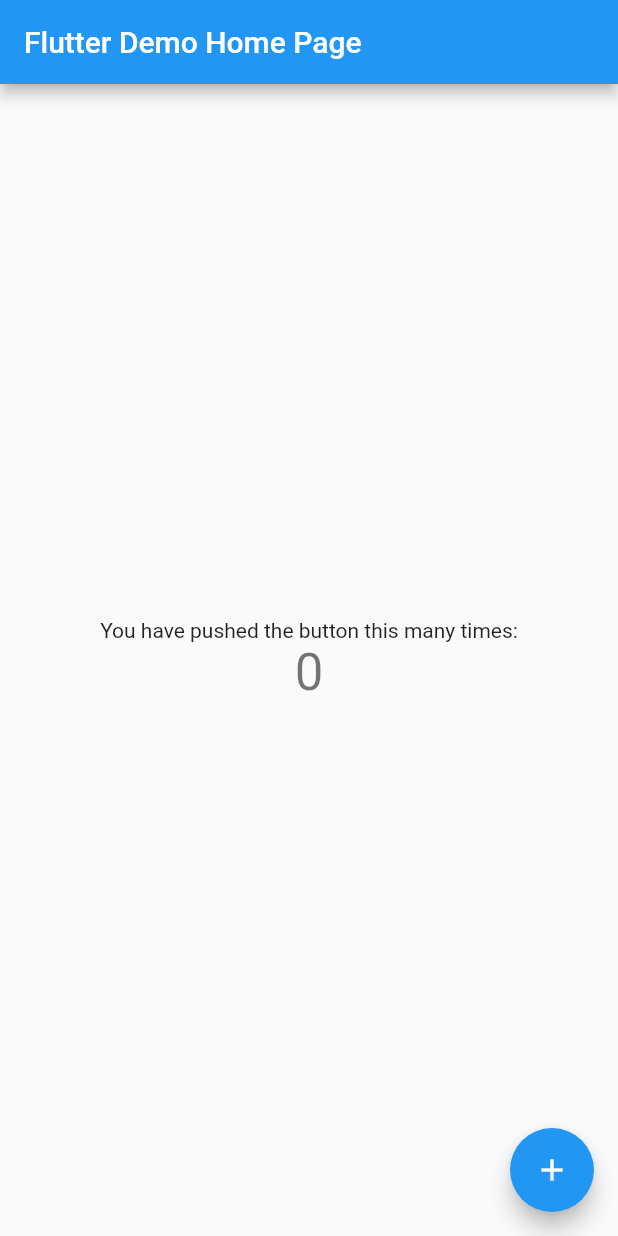
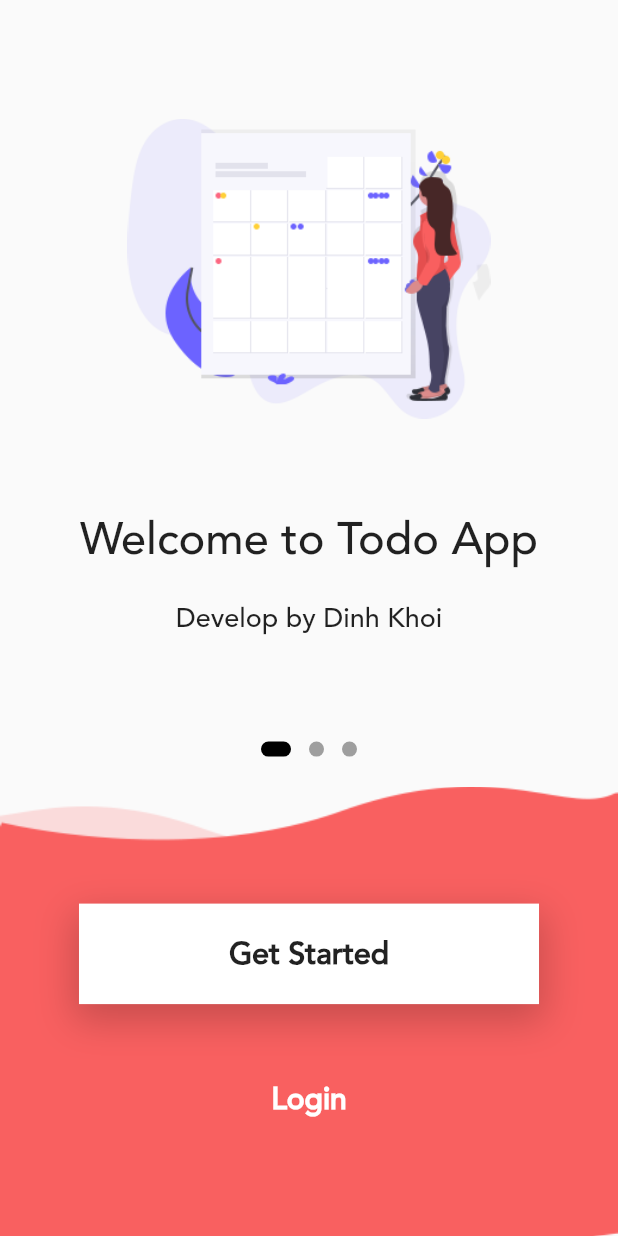
Before and after one commit to dinhKhoi-noob/FlutterTodoApp, a Flutter app: the screen it shows after launch, on a phone screen of 412 x 824 dp. Run offline on Flutter 3.47's test engine with Material 2 defaults, Android fonts, the phone set to English and light mode, and no system bars.

Commit message:
Completed building onboarding section

```diff
--- /dev/null
+++ b/lib/login_page.dart
@@ -0,0 +1,33 @@
+import 'package:flutter/material.dart';
+
+class LoginPage extends StatelessWidget {
+  const LoginPage({Key? key}) : super(key: key);
+
+  @override
+  Widget build(BuildContext context) {
+    return MaterialApp(
+      home: LoginPageState()
+
+    );
+  }
+}
+
+class LoginPageState extends StatefulWidget {
+  const LoginPageState({Key? key}) : super(key: key);
+
+  @override
+  State<LoginPageState> createState() {
+    return _LoginPageState();
+  }
+}
+
+class _LoginPageState extends State<LoginPageState> {
+  @override
+  Widget build(BuildContext context) {
+    return Scaffold(
+      body: Center(
+        child: Text("Hello world"),
+      ),
+    );
+  }
+}
--- a/lib/main.dart
+++ b/lib/main.dart
@@ -1,4 +1,6 @@
+import 'dart:async';
 import 'package:flutter/material.dart';
+import './onboarding.dart';
 
 void main() {
   runApp(const MyApp());
@@ -10,37 +12,15 @@ class MyApp extends StatelessWidget {
   // This widget is the root of your application.
   @override
   Widget build(BuildContext context) {
-    return MaterialApp(
-      title: 'Flutter Demo',
-      theme: ThemeData(
-        // This is the theme of your application.
-        //
-        // Try running your application with "flutter run". You'll see the
-        // application has a blue toolbar. Then, without quitting the app, try
-        // changing the primarySwatch below to Colors.green and then invoke
-        // "hot reload" (press "r" in the console where you ran "flutter run",
-        // or simply save your changes to "hot reload" in a Flutter IDE).
-        // Notice that the counter didn't reset back to zero; the application
-        // is not restarted.
-        primarySwatch: Colors.blue,
-      ),
-      home: const MyHomePage(title: 'Flutter Demo Home Page'),
+    return const MaterialApp(
+      debugShowCheckedModeBanner: false,
+      home: MyHomePage(title: 'Flutter Demo Home Page'),
     );
   }
 }
 
 class MyHomePage extends StatefulWidget {
   const MyHomePage({Key? key, required this.title}) : super(key: key);
-
-  // This widget is the home page of your application. It is stateful, meaning
-  // that it has a State object (defined below) that contains fields that affect
-  // how it looks.
-
-  // This class is the configuration for the state. It holds the values (in this
-  // case the title) provided by the parent (in this case the App widget) and
-  // used by the build method of the State. Fields in a Widget subclass are
-  // always marked "final".
-
   final String title;
 
   @override
@@ -48,68 +28,26 @@ class MyHomePage extends StatefulWidget {
 }
 
 class _MyHomePageState extends State<MyHomePage> {
-  int _counter = 0;
+  void _openOnboard() {
+    Navigator.push(context, MaterialPageRoute(builder: (context) {
+      return Onboarding();
+    }));
+  }
 
-  void _incrementCounter() {
-    setState(() {
-      // This call to setState tells the Flutter framework that something has
-      // changed in this State, which causes it to rerun the build method below
-      // so that the display can reflect the updated values. If we changed
-      // _counter without calling setState(), then the build method would not be
-      // called again, and so nothing would appear to happen.
-      _counter++;
-    });
+  @override
+  void initState() {
+    Timer(const Duration(seconds: 3), _openOnboard);
+    super.initState();
   }
 
   @override
   Widget build(BuildContext context) {
-    // This method is rerun every time setState is called, for instance as done
-    // by the _incrementCounter method above.
-    //
-    // The Flutter framework has been optimized to make rerunning build methods
-    // fast, so that you can just rebuild anything that needs updating rather
-    // than having to individually change instances of widgets.
     return Scaffold(
-      appBar: AppBar(
-        // Here we take the value from the MyHomePage object that was created by
-        // the App.build method, and use it to set our appbar title.
-        title: Text(widget.title),
-      ),
       body: Center(
-        // Center is a layout widget. It takes a single child and positions it
-        // in the middle of the parent.
-        child: Column(
-          // Column is also a layout widget. It takes a list of children and
-          // arranges them vertically. By default, it sizes itself to fit its
-          // children horizontally, and tries to be as tall as its parent.
-          //
-          // Invoke "debug painting" (press "p" in the console, choose the
-          // "Toggle Debug Paint" action from the Flutter Inspector in Android
-          // Studio, or the "Toggle Debug Paint" command in Visual Studio Code)
-          // to see the wireframe for each widget.
-          //
-          // Column has various properties to control how it sizes itself and
-          // how it positions its children. Here we use mainAxisAlignment to
-          // center the children vertically; the main axis here is the vertical
-          // axis because Columns are vertical (the cross axis would be
-          // horizontal).
-          mainAxisAlignment: MainAxisAlignment.center,
-          children: <Widget>[
-            const Text(
-              'You have pushed the button this many times:',
-            ),
-            Text(
-              '$_counter',
-              style: Theme.of(context).textTheme.headline4,
-            ),
-          ],
-        ),
-      ),
-      floatingActionButton: FloatingActionButton(
-        onPressed: _incrementCounter,
-        tooltip: 'Increment',
-        child: const Icon(Icons.add),
-      ), // This trailing comma makes auto-formatting nicer for build methods.
+          child: Container(
+        decoration: const BoxDecoration(
+            image: DecorationImage(image: AssetImage('asset/image/aking.png'))),
+      )),
     );
   }
 }
--- /dev/null
+++ b/lib/onboarding.dart
@@ -0,0 +1,178 @@
+import 'package:flutter/material.dart';
+import './login_page.dart';
+
+class Onboarding extends StatelessWidget {
+  const Onboarding({Key? key}) : super(key: key);
+
+  @override
+  Widget build(BuildContext context) {
+    return MaterialApp(
+        debugShowCheckedModeBanner: false,
+        theme: ThemeData(fontFamily: 'avenir'),
+        home: const OnboardingBuilder());
+  }
+}
+
+// ignore: camel_case_types
+class OnboardingBuilder extends StatefulWidget {
+  const OnboardingBuilder({Key? key}) : super(key: key);
+
+  @override
+  State<OnboardingBuilder> createState() {
+    return _OnboardingBuilder();
+  }
+}
+
+class _OnboardingBuilder extends State<OnboardingBuilder> {
+  int _currentPage = 0;
+  final String _firstOnBoardDesc = "Develop by Dinh Khoi";
+  final String _secondOnBoardDesc =
+      "Plan your work just by a click, easy to manage, hard to miss out";
+  final String _thirdOnBoardDesc =
+      "Work with your team members, make it efficently and flexible";
+  final PageController _pageController =
+      PageController(initialPage: 0, keepPage: true);
+  AnimatedContainer getIndicator(int page) {
+    return AnimatedContainer(
+      duration: const Duration(milliseconds: 180),
+      height: 10,
+      width: (_currentPage == page) ? 20 : 10,
+      margin: const EdgeInsets.symmetric(horizontal: 6),
+      decoration: BoxDecoration(
+          borderRadius: const BorderRadius.all(Radius.circular(5)),
+          color: (_currentPage == page) ? Colors.black : Colors.grey),
+    );
+  }
+
+  Column onBoardingPage(String img, String title, String desc) {
+    return Column(
+      mainAxisAlignment: MainAxisAlignment.center,
+      children: <Widget>[
+        const SizedBox(
+          height: 20,
+        ),
+        Container(
+          height: 200,
+          width: MediaQuery.of(context).size.width,
+          padding: const EdgeInsets.all(20),
+          decoration: BoxDecoration(
+              image:
+                  DecorationImage(image: AssetImage('asset/image/$img.png'))),
+        ),
+        const SizedBox(
+          height: 50,
+        ),
+        Container(
+          padding: const EdgeInsets.symmetric(vertical: 10),
+          child: Text(
+            title,
+            style: const TextStyle(fontSize: 30, fontWeight: FontWeight.w500),
+          ),
+        ),
+        Container(
+          padding: const EdgeInsets.symmetric(vertical: 10, horizontal: 20),
+          child: Text(
+            desc,
+            style: const TextStyle(fontSize: 18, fontWeight: FontWeight.w300),
+            textAlign: TextAlign.center,
+          ),
+        )
+      ],
+    );
+  }
+
+  void _setCurrentPage(int value) {
+    setState(() {
+      _currentPage = value;
+    });
+  }
+
+  void _openLoginPage() {
+    Navigator.push(
+        context, MaterialPageRoute(builder: (context) => const LoginPage()));
+  }
+
+  @override
+  Widget build(BuildContext context) {
+    return Scaffold(
+      body: Stack(
+        children: <Widget>[
+          Column(
+            mainAxisAlignment: MainAxisAlignment.start,
+            children: <Widget>[
+              Container(
+                height: MediaQuery.of(context).size.height * 0.6,
+                child: PageView(
+                  controller: _pageController,
+                  children: <Widget>[
+                    onBoardingPage(
+                        'onboard1', "Welcome to Todo App", _firstOnBoardDesc),
+                    onBoardingPage(
+                        'onboard2', "Manage your works", _secondOnBoardDesc),
+                    onBoardingPage(
+                        'onboard3', "Assign team members", _thirdOnBoardDesc),
+                  ],
+                  onPageChanged: (value) => _setCurrentPage(value),
+                ),
+              ),
+              Row(
+                  mainAxisAlignment: MainAxisAlignment.center,
+                  children: List.generate(3, (index) => getIndicator(index))),
+              Positioned(
+                  bottom: 0,
+                  top: 0,
+                  left: 0,
+                  right: 0,
+                  child: Container(
+                    margin: const EdgeInsets.only(top: 20),
+                    height: 300,
+                    width: MediaQuery.of(context).size.width,
+                    decoration: const BoxDecoration(
+                      image: DecorationImage(
+                          fit: BoxFit.fill,
+                          image: AssetImage('asset/image/path1.png')),
+                    ),
+                    child: Column(
+                      mainAxisAlignment: MainAxisAlignment.center,
+                      children: [
+                        InkWell(
+                          onTap: () {
+                            _openLoginPage();
+                          },
+                          child: Container(
+                            padding: const EdgeInsets.symmetric(
+                                vertical: 20, horizontal: 100),
+                            decoration:
+                                BoxDecoration(color: Colors.white, boxShadow: [
+                              BoxShadow(
+                                color: Colors.black.withOpacity(0.2),
+                                offset: const Offset(0, 9),
+                                blurRadius: 20,
+                                spreadRadius: 3,
+                              )
+                            ]),
+                            child: const Text("Get Started",
+                                style: TextStyle(
+                                    fontSize: 20, fontWeight: FontWeight.bold)),
+                          ),
+                        ),
+                        const SizedBox(
+                          height: 50,
+                        ),
+                        const Text(
+                          "Login",
+                          style: TextStyle(
+                              color: Colors.white,
+                              fontSize: 20,
+                              fontWeight: FontWeight.bold),
+                        )
+                      ],
+                    ),
+                  ))
+            ],
+          ),
+        ],
+      ),
+    );
+  }
+}
```
Also changed, not shown: pubspec.yaml (+6 -6 lines), asset/font/Avenir-Medium.ttf (added), asset/image/aking.png (added), asset/image/onboard1.png (added), asset/image/onboard2.png (added), asset/image/onboard3.png (added), asset/image/path.png (added), asset/image/path1.png (added), asset/image/success.png (added).
